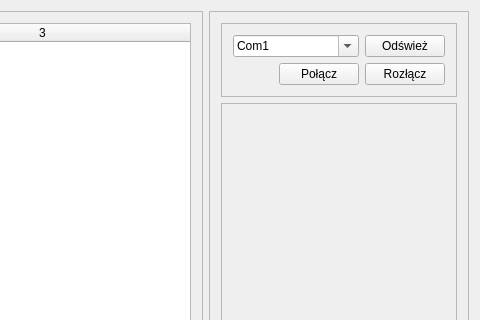
Old version of the form mainwindow.ui in the repository Generall14/PC-kom; both pictures show x 329 to 809 and y 0 to 320 of the 809 by 690 pixel window.
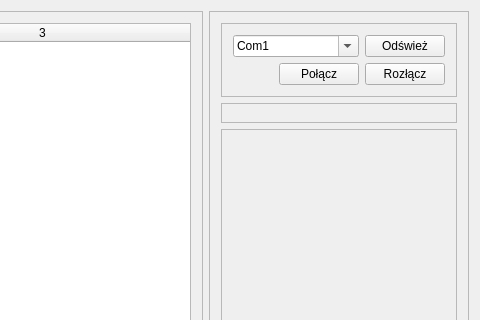
New version of the form.

What changed in the file:
```diff
--- a/mainwindow.ui
+++ b/mainwindow.ui
@@ -243,6 +243,28 @@
          </layout>
         </widget>
        </item>
+       <item>
+        <widget class="QFrame" name="frame_medium">
+         <property name="sizePolicy">
+          <sizepolicy hsizetype="Minimum" vsizetype="Maximum">
+           <horstretch>0</horstretch>
+           <verstretch>0</verstretch>
+          </sizepolicy>
+         </property>
+         <property name="minimumSize">
+          <size>
+           <width>20</width>
+           <height>20</height>
+          </size>
+         </property>
+         <property name="frameShape">
+          <enum>QFrame::StyledPanel</enum>
+         </property>
+         <property name="frameShadow">
+          <enum>QFrame::Raised</enum>
+         </property>
+        </widget>
+       </item>
        <item>
         <widget class="QFrame" name="frame_3">
          <property name="sizePolicy">
```
Left out of the diff: 2 changed lines with no effect on the pictures.
